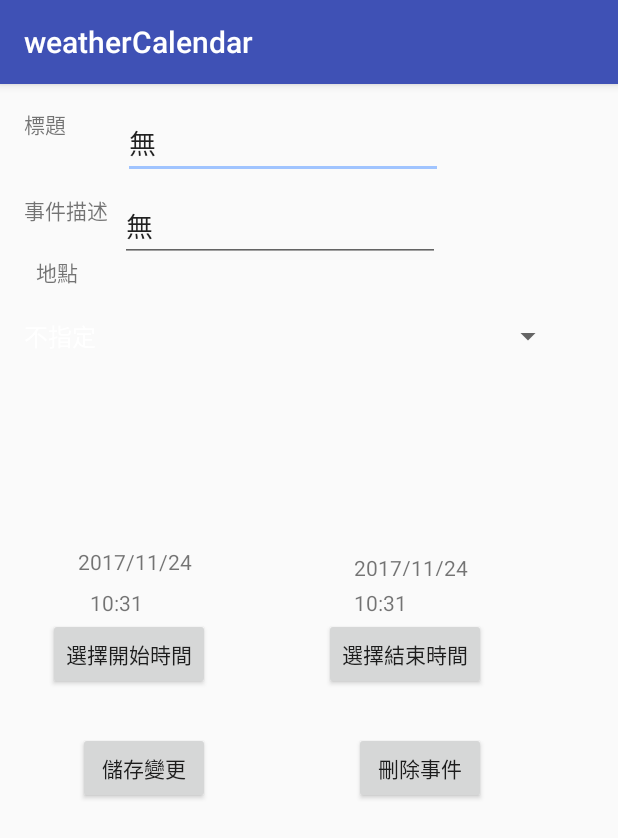
After one commit to sappy5678/weather_calendar, an Android app: the event_detail screen opened directly, with no data from a screen before it, on a phone screen of 412 x 824 dp. The commit adds this screen. Shown: the top 838 px of the screen. Run offline under Robolectric (Android 15) with nearby library versions, the phone set to English and light mode, and no system bars; 6 statements that could not run were skipped.

Commit message:
*edit event *delete event *popups onclick display event *location bug fix *month_calendar decorate sync when onresume *change style/colorAccent by david

```diff
--- a/Frontend/weatherCalendar/app/src/main/AndroidManifest.xml
+++ b/Frontend/weatherCalendar/app/src/main/AndroidManifest.xml
@@ -19,7 +19,8 @@
             android:name=".WelcomeActivity"
             android:configChanges="orientation|keyboardHidden|screenSize"
             android:label="@string/title_activity_welcome"
-            android:theme="@style/FullscreenTheme" >
+
+            android:theme="@style/AppTheme.NoActionBar">
             <intent-filter>
                 <action android:name="android.intent.action.MAIN" />
 
@@ -34,6 +35,8 @@
             </intent-filter>
         </activity>
         <activity android:name=".event_adder">
+        </activity>
+        <activity android:name=".event_detail">
         </activity>
 
         <activity
--- a/Frontend/weatherCalendar/app/src/main/java/com/example/weathercalendar/backend/WeatherApi.java
+++ b/Frontend/weatherCalendar/app/src/main/java/com/example/weathercalendar/backend/WeatherApi.java
@@ -1,7 +1,7 @@
 package com.example.weathercalendar.backend;
 
 import com.example.weathercalendar.backend.pojo.Rain;
-import com.example.weathercalendar.calendar.pojo.Events;
+import com.example.weathercalendar.calendar.pojo.EventData;
 
 import java.util.ArrayList;
 import java.util.List;
@@ -48,5 +48,5 @@ public interface WeatherApi {
     Call<String> sendToken(@Path("token") String token);
 
     @POST("api/v1/calendars/{token}")
-    Call<String> sendCalendars(@Path("token") String token, @Body ArrayList<Events> events);
+    Call<String> sendCalendars(@Path("token") String token, @Body ArrayList<EventData> events);
 }
--- a/Frontend/weatherCalendar/app/src/main/java/com/example/weathercalendar/calendar/pojo/Calendars.java
+++ b/Frontend/weatherCalendar/app/src/main/java/com/example/weathercalendar/calendar/pojo/Calendars.java
@@ -10,7 +10,7 @@ public class Calendars {
 
     private Integer id;
     private String displayName;
-    private ArrayList<Events> events;
+    private ArrayList<EventData> events;
 
 
     // constructor
@@ -39,11 +39,11 @@ public class Calendars {
         this.displayName = displayName;
     }
 
-    public ArrayList<Events> getEvents() {
+    public ArrayList<EventData> getEvents() {
         return events;
     }
 
-    public void setEvents(ArrayList<Events> events) {
+    public void setEvents(ArrayList<EventData> events) {
         this.events = events;
     }
 }
--- a/Frontend/weatherCalendar/app/src/main/java/com/example/weathercalendar/calendar/pojo/Events.java
+++ b/Frontend/weatherCalendar/app/src/main/java/com/example/weathercalendar/calendar/pojo/EventData.java
@@ -1,12 +1,13 @@
 package com.example.weathercalendar.calendar.pojo;
 
+import java.io.Serializable;
 import java.util.Calendar;
 
 /**
  * Created by sappy5678 on 12/17/17.
  */
 
-public class Events {
+public class EventData implements Serializable {
     private Integer id;
     private String title;
     private Calendar begin = Calendar.getInstance();
--- /dev/null
+++ b/Frontend/weatherCalendar/app/src/main/java/com/example/weathercalendar/event_detail.java
@@ -0,0 +1,211 @@
+package com.example.weathercalendar;
+
+import android.annotation.SuppressLint;
+import android.app.AlertDialog;
+import android.app.DatePickerDialog;
+import android.app.TimePickerDialog;
+import android.content.ContentResolver;
+import android.content.ContentUris;
+import android.content.ContentValues;
+import android.net.Uri;
+import android.os.Bundle;
+import android.provider.CalendarContract;
+import android.support.v7.app.AppCompatActivity;
+import android.view.View;
+import android.widget.AdapterView;
+import android.widget.ArrayAdapter;
+import android.widget.Button;
+import android.widget.DatePicker;
+import android.widget.Spinner;
+import android.widget.TextView;
+import android.widget.TimePicker;
+import android.widget.Toast;
+
+import com.example.weathercalendar.calendar.pojo.EventData;
+
+import java.util.Calendar;
+import java.util.TimeZone;
+
+/**
+ * Created by user on 2017/12/23.
+ */
+
+public class event_detail extends AppCompatActivity {
+    TextView title;
+    TextView description;
+    Spinner locationChosser;
+    TextView BeginMes;
+    TextView EndMes;
+    TextView BeginTimeMes;
+    TextView EndTimeMes;
+    Button btnBeginning;
+    Button btnEnd;
+    Button btnSend;
+    Button btnDelete;
+    Button btncalendar_chooser;
+//    private Integer id;
+//    private String title;
+//    private Calendar begin = Calendar.getInstance();
+//    private Calendar end = Calendar.getInstance();
+//    private String description;
+//    private String organizer;
+//    private String calendar;
+//    private String location;
+
+    private DatePickerDialog dataPicker;
+    private TimePickerDialog timePicker;
+    public Calendar initCal = Calendar.getInstance();
+    private Calendar beginCal = Calendar.getInstance();
+    private Calendar endCal = Calendar.getInstance();
+    private String loc="";
+    private int calendar_id = 0;
+    @Override
+    protected void onCreate(Bundle savedInstanceState) {
+        super.onCreate(savedInstanceState);
+        setContentView(R.layout.event_detail);
+        title = (TextView) findViewById(R.id.titleCon);
+        description = (TextView) findViewById(R.id.descriptionCon);
+        locationChosser = (Spinner) findViewById(R.id.locationCon);
+        BeginMes = (TextView) findViewById(R.id.beginMessage);
+        EndMes = (TextView) findViewById(R.id.endMessage);
+        BeginTimeMes = (TextView) findViewById(R.id.beginTimeMes);
+        EndTimeMes = (TextView) findViewById(R.id.endTimeMes);
+        btnBeginning = (Button) findViewById(R.id.beginTime);
+        btnEnd = (Button) findViewById(R.id.endTime);
+        btnSend = (Button) findViewById(R.id.send);
+        btnDelete=(Button)findViewById(R.id.delete);
+        btncalendar_chooser = (Button) findViewById(R.id.calendar_chooser);
+        final EventData eventDetail=(EventData)getIntent().getSerializableExtra("pack");
+        final ArrayAdapter<CharSequence> lunchList = ArrayAdapter.createFromResource(getApplicationContext(),
+                R.array.TW_location,
+                android.R.layout.simple_spinner_dropdown_item);
+        locationChosser.setAdapter(lunchList);
+        //set
+        title.setText(eventDetail.getTitle());
+        description.setText(eventDetail.getDescription());
+        beginCal.setTime(eventDetail.getBegin().getTime());
+        BeginMes.setText(String.valueOf(beginCal.get(Calendar.YEAR))+"/"+String.valueOf(beginCal.get(Calendar.MONTH))+"/"+String.valueOf(beginCal.get(Calendar.DAY_OF_MONTH)));
+        BeginTimeMes.setText(String.valueOf(beginCal.get(Calendar.HOUR_OF_DAY))+":"+String.valueOf(beginCal.get(Calendar.MINUTE)));
+        endCal.setTime(eventDetail.getEnd().getTime());
+        EndMes.setText(String.valueOf(endCal.get(Calendar.YEAR))+"/"+String.valueOf(endCal.get(Calendar.MONTH))+"/"+String.valueOf(endCal.get(Calendar.DAY_OF_MONTH)));
+        EndTimeMes.setText(String.valueOf(endCal.get(Calendar.HOUR_OF_DAY))+":"+String.valueOf(endCal.get(Calendar.MINUTE)));
+        if(eventDetail.getLocation()==null||eventDetail.getLocation().isEmpty())
+        {
+            locationChosser.setSelection(0);
+            loc=lunchList.getItem(0).toString();
+        }
+        else
+        {
+            int i=1;
+            for(i=1;i<lunchList.getCount();i++)
+            {
+                if(eventDetail.getLocation().equals(((String) lunchList.getItem(i))))
+                    break;
+            }
+            if(i==lunchList.getCount())
+            {
+                locationChosser.setSelection(0);
+                loc=lunchList.getItem(0).toString();
+                Toast toast = Toast.makeText(event_detail.this, "找不到相符地點", Toast.LENGTH_LONG);
+                toast.show();
+            }
+            else
+            {
+                locationChosser.setSelection(i);
+                loc=lunchList.getItem(i).toString();
+            }
+
+        }
+        //setlisen
+        btnSend.setOnClickListener(new View.OnClickListener() {
+            @Override
+            public void onClick(View view) {
+
+                ContentResolver cr = getContentResolver();
+                ContentValues values = new ContentValues();
+                Uri updateUri = null;
+                // The new title for the event
+                values.put(CalendarContract.Events.DTSTART, beginCal.getTimeInMillis());
+                values.put(CalendarContract.Events.DTEND, endCal.getTimeInMillis());
+                values.put(CalendarContract.Events.TITLE, title.getText().toString());
+                values.put(CalendarContract.Events.DESCRIPTION, description.getText().toString());
+                values.put(CalendarContract.Events.EVENT_LOCATION,loc );
+                updateUri = ContentUris.withAppendedId(CalendarContract.Events.CONTENT_URI, eventDetail.getId());
+                int rows = getContentResolver().update(updateUri, values, null, null);
+                Toast toast = Toast.makeText(event_detail.this, "事件變更中"+"狀態: "+String.valueOf(rows), Toast.LENGTH_LONG);
+                toast.show();
+            }
+        });
+        btnDelete.setOnClickListener(new View.OnClickListener() {
+            @Override
+            public void onClick(View view) {
+                ContentResolver cr = getContentResolver();
+                ContentValues values = new ContentValues();
+                Uri deleteUri = null;
+                deleteUri = ContentUris.withAppendedId(CalendarContract.Events.CONTENT_URI, eventDetail.getId());
+                int rows = getContentResolver().delete(deleteUri, null, null);
+                Toast toast = Toast.makeText(event_detail.this, "事件刪除中"+"狀態: "+String.valueOf(rows), Toast.LENGTH_LONG);
+                toast.show();
+                finish();
+            }
+        });
+        locationChosser.setOnItemSelectedListener(new AdapterView.OnItemSelectedListener() {
+            @Override
+            public void onItemSelected(AdapterView<?> adapterView, View view, int i, long l) {
+                loc = lunchList.getItem(i).toString();
+            }
+
+            @Override
+            public void onNothingSelected(AdapterView<?> adapterView) {
+
+            }
+        });
+        btnBeginning.setOnClickListener(new View.OnClickListener() {
+            @Override
+            public void onClick(View view) {
+                timePicker(BeginMes, BeginTimeMes, beginCal);
+
+            }
+        });
+        btnEnd.setOnClickListener(new View.OnClickListener() {
+            @Override
+            public void onClick(View view) {
+                timePicker(EndMes, EndTimeMes, endCal);
+            }
+        });
+//        btncalendar_chooser.setOnClickListener(new View.OnClickListener() {
+//            @Override
+//            public void onClick(View view) {
+//                query_calendar();
+//            }
+//        });
+    }
+    protected void timePicker(final TextView Mes,final TextView TimeMes,final Calendar cal)
+    {
+        dataPicker=new DatePickerDialog(event_detail.this, AlertDialog.THEME_HOLO_DARK, new DatePickerDialog.OnDateSetListener() {
+            @Override
+            public void onDateSet(DatePicker datePicker, int year, int month, int dayOfMonth) {
+                cal.set(year,month,dayOfMonth);
+                Mes.setText(String.valueOf(year)+"/"+String.valueOf(month)+"/"+String.valueOf(dayOfMonth));
+                timePicker.show();
+            }
+        },
+                initCal.get(Calendar.YEAR),
+                initCal.get(Calendar.MONTH),
+                initCal.get(Calendar.DAY_OF_MONTH));
+
+        dataPicker.show();
+        timePicker=new TimePickerDialog(event_detail.this, new TimePickerDialog.OnTimeSetListener() {
+            @Override
+            public void onTimeSet(TimePicker timePicker, int hourOfDay, int minute) {
+                cal.set(Calendar.HOUR_OF_DAY,hourOfDay);
+                cal.set(Calendar.MINUTE,minute);
+                TimeMes.setText(String.valueOf(hourOfDay)+":"+String.valueOf(minute));
+            }
+        },
+                initCal.get(Calendar.HOUR_OF_DAY),
+                initCal.get(Calendar.MINUTE),
+                true);
+
+    }
+}
--- a/Frontend/weatherCalendar/app/src/main/res/layout/content_main.xml
+++ b/Frontend/weatherCalendar/app/src/main/res/layout/content_main.xml
@@ -32,6 +32,6 @@
         app:layout_constraintStart_toStartOf="parent"
         app:layout_constraintTop_toTopOf="parent"
         app:layout_constraintVertical_bias="1.0"
-        app:srcCompat="@android:drawable/ic_input_add" />
+        app:srcCompat="@android:drawable/ic_menu_edit" />
 
 </android.support.constraint.ConstraintLayout>
--- a/Frontend/weatherCalendar/app/src/main/res/layout/day_calendar.xml
+++ b/Frontend/weatherCalendar/app/src/main/res/layout/day_calendar.xml
@@ -46,6 +46,6 @@
         app:layout_constraintStart_toStartOf="parent"
         app:layout_constraintTop_toTopOf="parent"
         app:layout_constraintVertical_bias="1.0"
-        app:srcCompat="@android:drawable/ic_input_add" />
+        app:srcCompat="@android:drawable/ic_menu_edit" />
 
 </android.support.constraint.ConstraintLayout>
--- /dev/null
+++ b/Frontend/weatherCalendar/app/src/main/res/layout/event_detail.xml
@@ -0,0 +1,171 @@
+<?xml version="1.0" encoding="utf-8"?>
+<android.support.constraint.ConstraintLayout
+    xmlns:android="http://schemas.android.com/apk/res/android"
+    xmlns:app="http://schemas.android.com/apk/res-auto"
+    xmlns:tools="http://schemas.android.com/tools"
+    android:layout_width="match_parent"
+    android:layout_height="match_parent">
+
+    <TextView
+        android:id="@+id/textView2"
+        android:layout_width="wrap_content"
+        android:layout_height="wrap_content"
+        android:layout_marginStart="16dp"
+        android:layout_marginTop="16dp"
+        android:text="標題"
+        app:layout_constraintStart_toStartOf="parent"
+        app:layout_constraintTop_toTopOf="parent" />
+
+    <TextView
+        android:id="@+id/textView3"
+        android:layout_width="wrap_content"
+        android:layout_height="wrap_content"
+        android:layout_marginTop="36dp"
+        android:text="事件描述"
+        app:layout_constraintStart_toStartOf="@+id/textView2"
+        app:layout_constraintTop_toBottomOf="@+id/textView2" />
+
+    <EditText
+        android:id="@+id/titleCon"
+        android:layout_width="wrap_content"
+        android:layout_height="wrap_content"
+        android:layout_marginStart="38dp"
+        android:layout_marginTop="16dp"
+        android:ems="10"
+        android:inputType="textPersonName"
+        android:text="無"
+        app:layout_constraintStart_toEndOf="@+id/textView2"
+        app:layout_constraintTop_toTopOf="parent" />
+
+    <EditText
+        android:id="@+id/descriptionCon"
+        android:layout_width="wrap_content"
+        android:layout_height="wrap_content"
+        android:layout_marginStart="8dp"
+        android:layout_marginTop="8dp"
+        android:ems="10"
+        android:inputType="textPersonName"
+        android:text="無"
+        app:layout_constraintStart_toEndOf="@+id/textView3"
+        app:layout_constraintTop_toBottomOf="@+id/titleCon" />
+
+    <Spinner
+        android:id="@+id/locationCon"
+        android:layout_width="368dp"
+        android:layout_height="wrap_content"
+        android:layout_marginStart="8dp"
+        android:layout_marginTop="144dp"
+        app:layout_constraintStart_toStartOf="parent"
+        app:layout_constraintTop_toTopOf="parent" />
+
+    <TextView
+        android:id="@+id/textView4"
+        android:layout_width="wrap_content"
+        android:layout_height="wrap_content"
+        android:layout_marginBottom="8dp"
+        android:layout_marginStart="16dp"
+        android:text="地點"
+        app:layout_constraintBottom_toTopOf="@+id/locationCon"
+        app:layout_constraintStart_toStartOf="@+id/locationCon" />
+
+    <Button
+        android:id="@+id/beginTime"
+        android:layout_width="wrap_content"
+        android:layout_height="wrap_content"
+        android:layout_marginStart="32dp"
+        android:layout_marginTop="356dp"
+        android:text="選擇開始時間"
+        app:layout_constraintStart_toStartOf="parent"
+        app:layout_constraintTop_toTopOf="parent" />
+
+    <Button
+        android:id="@+id/endTime"
+        android:layout_width="wrap_content"
+        android:layout_height="wrap_content"
+        android:layout_marginStart="76dp"
+        android:layout_marginTop="356dp"
+        android:text="選擇結束時間"
+        app:layout_constraintStart_toEndOf="@+id/beginTime"
+        app:layout_constraintTop_toTopOf="parent" />
+
+    <Button
+        android:id="@+id/send"
+        android:layout_width="wrap_content"
+        android:layout_height="wrap_content"
+        android:layout_marginStart="52dp"
+        android:layout_marginTop="432dp"
+        android:text="儲存變更"
+        app:layout_constraintStart_toStartOf="parent"
+        app:layout_constraintTop_toTopOf="parent" />
+
+    <TextView
+        android:id="@+id/beginMessage"
+        android:layout_width="wrap_content"
+        android:layout_height="wrap_content"
+        android:layout_marginBottom="28dp"
+        android:layout_marginStart="52dp"
+        android:text="開始日期"
+        app:layout_constraintBottom_toTopOf="@+id/beginTime"
+        app:layout_constraintStart_toStartOf="parent" />
+
+    <TextView
+        android:id="@+id/endMessage"
+        android:layout_width="wrap_content"
+        android:layout_height="15dp"
+        android:layout_marginBottom="28dp"
+        android:layout_marginStart="108dp"
+        android:text="結束日期"
+        app:layout_constraintBottom_toTopOf="@+id/endTime"
+        app:layout_constraintStart_toEndOf="@+id/beginMessage" />
+
+    <TextView
+        android:id="@+id/beginTimeMes"
+        android:layout_width="wrap_content"
+        android:layout_height="wrap_content"
+        android:layout_marginStart="8dp"
+        android:layout_marginTop="8dp"
+        android:text="開始時間"
+        app:layout_constraintStart_toStartOf="@+id/beginMessage"
+        app:layout_constraintTop_toBottomOf="@+id/beginMessage" />
+
+    <TextView
+        android:id="@+id/endTimeMes"
+        android:layout_width="wrap_content"
+        android:layout_height="wrap_content"
+        android:layout_marginTop="8dp"
+        android:text="結束時間"
+        app:layout_constraintStart_toStartOf="@+id/endMessage"
+        app:layout_constraintTop_toBottomOf="@+id/endMessage" />
+
+    <TextView
+        android:id="@+id/calendar_name"
+        android:layout_width="wrap_content"
+        android:layout_height="15dp"
+        android:layout_marginStart="52dp"
+        android:layout_marginTop="12dp"
+        android:text="日曆名稱"
+        android:visibility="invisible"
+        app:layout_constraintStart_toStartOf="parent"
+        app:layout_constraintTop_toBottomOf="@+id/calendar_chooser" />
+
+    <Button
+        android:id="@+id/calendar_chooser"
+        android:layout_width="wrap_content"
+        android:layout_height="wrap_content"
+        android:layout_marginStart="32dp"
+        android:layout_marginTop="188dp"
+        android:text="選擇日曆"
+        android:visibility="invisible"
+        app:layout_constraintStart_toStartOf="parent"
+        app:layout_constraintTop_toTopOf="parent" />
+
+    <Button
+        android:id="@+id/delete"
+        android:layout_width="wrap_content"
+        android:layout_height="wrap_content"
+        android:layout_marginStart="96dp"
+        android:layout_marginTop="432dp"
+        android:text="刪除事件"
+        app:layout_constraintStart_toEndOf="@+id/send"
+        app:layout_constraintTop_toTopOf="parent" />
+</android.support.constraint.ConstraintLayout>
--- a/Frontend/weatherCalendar/app/src/main/res/values/strings.xml
+++ b/Frontend/weatherCalendar/app/src/main/res/values/strings.xml
@@ -9,8 +9,9 @@
     <string name="title_activity_welcome">WelcomeActivity</string>
     <string name="dummy_button">Dummy Button</string>
     <string name="dummy_content">DUMMY\nCONTENT</string>
-    <string name="targetAccount">sappy5678@gmail.com</string>
+    <string name="targetAccount">alucard6686@gmail.com</string>
     <string-array name="TW_location">
+        <item>不指定</item>
         <item>基隆市</item>
         <item>臺北市</item>
         <item>新北市</item>
--- a/Frontend/weatherCalendar/app/src/main/res/values/styles.xml
+++ b/Frontend/weatherCalendar/app/src/main/res/values/styles.xml
@@ -5,7 +5,7 @@
         <!-- Customize your theme here. -->
         <item name="colorPrimary">@color/colorPrimary</item>
         <item name="colorPrimaryDark">@color/colorPrimaryDark</item>
-        <item name="colorAccent">@color/colorAccent</item>
+        <item name="colorAccent">#a0c4ff</item>
     </style>
 
     <style name="AppTheme.NoActionBar">
```
Also changed, not shown: Frontend/weatherCalendar/app/src/main/java/com/example/weathercalendar/DayCalendar.java (+14 -5 lines), Frontend/weatherCalendar/app/src/main/java/com/example/weathercalendar/MainActivity.java (+17 -13 lines), Frontend/weatherCalendar/app/src/main/java/com/example/weathercalendar/Popup.java (+17 -0 lines), Frontend/weatherCalendar/app/src/main/java/com/example/weathercalendar/WelcomeActivity.java (+2 -6 lines), Frontend/weatherCalendar/app/src/main/java/com/example/weathercalendar/backend/MyFirebaseInstanceIdService.java (+0 -16 lines), Frontend/weatherCalendar/app/src/main/java/com/example/weathercalendar/calendar/AccountCalendar.java (+4 -4 lines), Frontend/weatherCalendar/app/src/main/java/com/example/weathercalendar/event_adder.java (+5 -2 lines).
